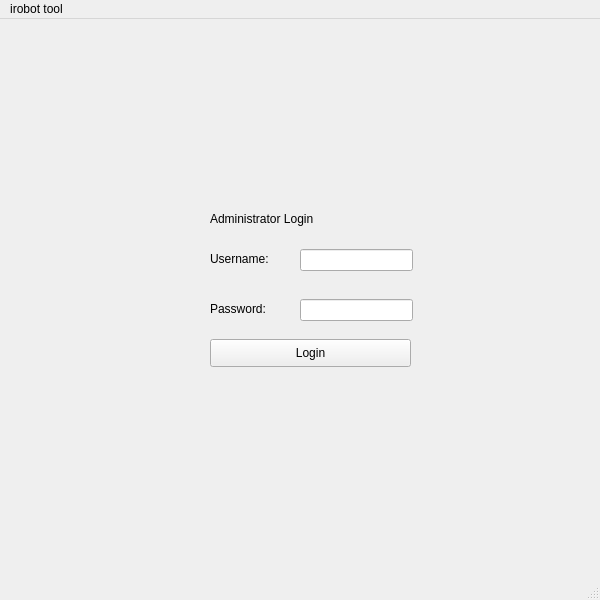
Above: loginscreen/mainwindow.ui from jgrady15/CS1C-Project-1 before the change. Below: the same form after it.
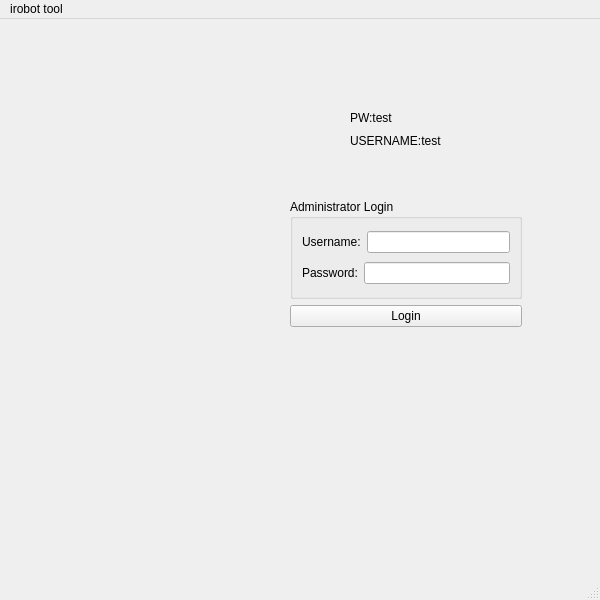
That is the form after the change.

```diff
--- a/loginscreen/mainwindow.ui
+++ b/loginscreen/mainwindow.ui
@@ -19,80 +19,111 @@
    <string>MainWindow</string>
   </property>
   <widget class="QWidget" name="centralwidget">
-   <widget class="QLineEdit" name="lineEdit_username">
+   <widget class="QLabel" name="label_pic">
     <property name="geometry">
      <rect>
-      <x>300</x>
-      <y>230</y>
-      <width>113</width>
-      <height>22</height>
+      <x>60</x>
+      <y>140</y>
+      <width>200</width>
+      <height>200</height>
      </rect>
     </property>
-   </widget>
-   <widget class="QLineEdit" name="lineEdit_password">
-    <property name="geometry">
-     <rect>
-      <x>300</x>
-      <y>280</y>
-      <width>113</width>
-      <height>22</height>
-     </rect>
+    <property name="mouseTracking">
+     <bool>false</bool>
     </property>
-    <property name="echoMode">
-     <enum>QLineEdit::Password</enum>
-    </property>
-   </widget>
-   <widget class="QLabel" name="label">
-    <property name="geometry">
-     <rect>
-      <x>210</x>
-      <y>230</y>
-      <width>61</width>
-      <height>20</height>
-     </rect>
-    </property>
     <property name="text">
-     <string>Username:</string>
+     <string/>
     </property>
    </widget>
-   <widget class="QLabel" name="label_2">
+   <widget class="QWidget" name="layoutWidget">
     <property name="geometry">
      <rect>
-      <x>210</x>
-      <y>280</y>
-      <width>61</width>
-      <height>20</height>
+      <x>290</x>
+      <y>180</y>
+      <width>232</width>
+      <height>128</height>
      </rect>
     </property>
-    <property name="text">
-     <string>Password:</string>
-    </property>
+    <layout class="QVBoxLayout" name="verticalLayout_2">
+     <item>
+      <widget class="QGroupBox" name="groupBox">
+       <property name="title">
+        <string>Administrator Login</string>
+       </property>
+       <layout class="QHBoxLayout" name="horizontalLayout_3">
+        <item>
+         <layout class="QVBoxLayout" name="verticalLayout">
+          <item>
+           <layout class="QHBoxLayout" name="horizontalLayout">
+            <item>
+             <widget class="QLabel" name="label">
+              <property name="text">
+               <string>Username:</string>
+              </property>
+             </widget>
+            </item>
+            <item>
+             <widget class="QLineEdit" name="lineEdit_username"/>
+            </item>
+           </layout>
+          </item>
+          <item>
+           <layout class="QHBoxLayout" name="horizontalLayout_2">
+            <item>
+             <widget class="QLabel" name="label_2">
+              <property name="text">
+               <string>Password:</string>
+              </property>
+             </widget>
+            </item>
+            <item>
+             <widget class="QLineEdit" name="lineEdit_password">
+              <property name="echoMode">
+               <enum>QLineEdit::Password</enum>
+              </property>
+             </widget>
+            </item>
+           </layout>
+          </item>
+         </layout>
+        </item>
+       </layout>
+      </widget>
+     </item>
+     <item>
+      <widget class="QPushButton" name="pushButton_Login">
+       <property name="text">
+        <string>Login</string>
+       </property>
+      </widget>
+     </item>
+    </layout>
    </widget>
-   <widget class="QLabel" name="label_3">
+   <widget class="QWidget" name="">
     <property name="geometry">
      <rect>
-      <x>210</x>
-      <y>190</y>
-      <width>111</width>
-      <height>20</height>
+      <x>350</x>
+      <y>90</y>
+      <width>93</width>
+      <height>40</height>
      </rect>
     </property>
-    <property name="text">
-     <string>Administrator Login</string>
-    </property>
-   </widget>
-   <widget class="QPushButton" name="pushButton_Login">
-    <property name="geometry">
-     <rect>
-      <x>210</x>
-      <y>320</y>
-      <width>201</width>
-      <height>28</height>
-     </rect>
-    </property>
-    <property name="text">
-     <string>Login</string>
-    </property>
+    <layout class="QVBoxLayout" name="verticalLayout_3">
+     <item>
+      <widget class="QLabel" name="label_4">
+       <property name="text">
+        <string>PW:test</string>
+       </property>
+      </widget>
+     </item>
+     <item>
+      <widget class="QLabel" name="label_3">
+       <property name="text">
+        <string>USERNAME:test</string>
+       </property>
+      </widget>
+     </item>
+    </layout>
    </widget>
   </widget>
   <widget class="QMenuBar" name="menubar">
```
Left out of the diff: 21 changed lines with no effect on the pictures.
